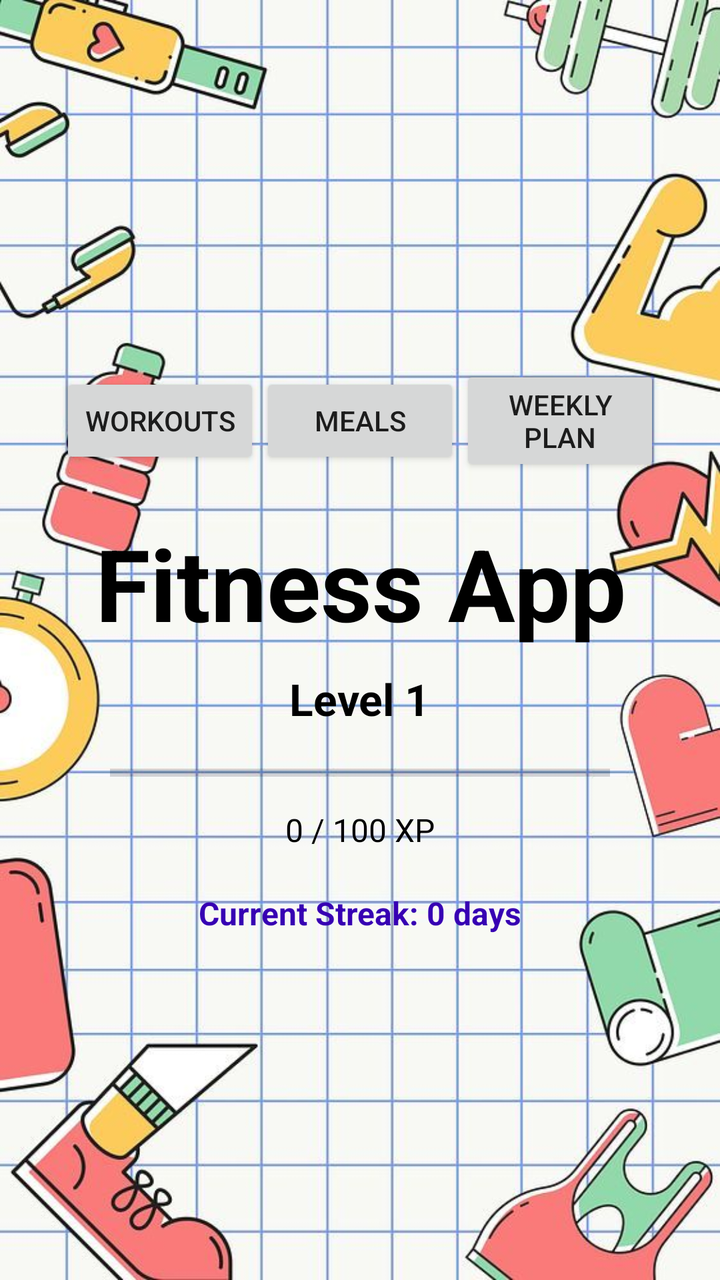
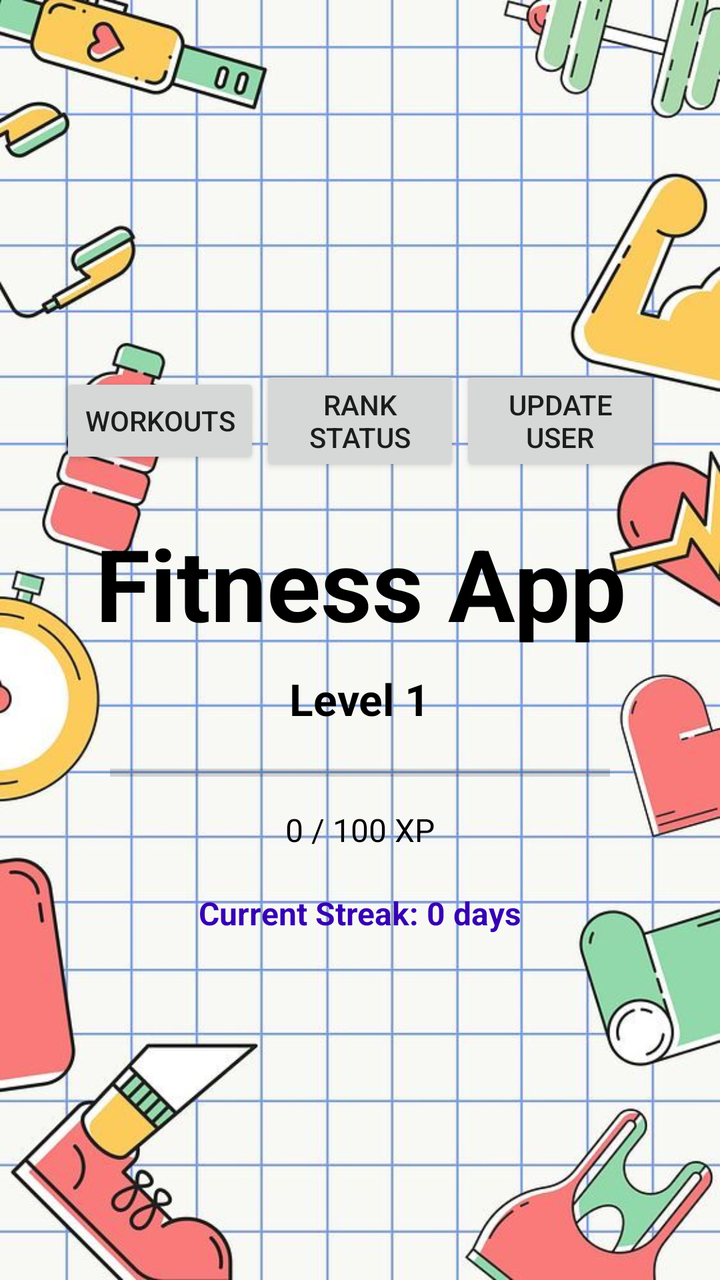

Before-and-after screenshots of an Android layout around one commit, followed by the original layout XML and the change that was made.
<!-- AndroidManifest.xml: application theme Theme.AppCompat.Light.NoActionBar -->
<!-- res/layout/activity_main.xml -->
<?xml version="1.0" encoding="utf-8"?>
<LinearLayout xmlns:android="http://schemas.android.com/apk/res/android"
    android:orientation="vertical"
    android:layout_width="match_parent"
    android:layout_height="match_parent"
    android:gravity="center"
    android:textStyle="bold"
    android:background="@drawable/background"
    android:padding="20dp">

    
    <LinearLayout
        android:id="@+id/topToolbar"
        android:layout_width="match_parent"
        android:layout_height="wrap_content"
        android:orientation="horizontal"
        android:gravity="center"
        android:padding="10dp">

        <Button
            android:id="@+id/buttonWorkouts"
            android:layout_width="0dp"
            android:layout_height="wrap_content"
            android:layout_weight="1"
            android:text="Workouts" />

        <Button
            android:id="@+id/buttonMeals"
            android:layout_width="0dp"
            android:layout_height="wrap_content"
            android:layout_weight="1"
            android:text="Meals" />

        <Button
            android:id="@+id/buttonWeekPlan"
            android:layout_width="0dp"
            android:layout_height="wrap_content"
            android:layout_weight="1"
            android:text="Weekly Plan" />
    </LinearLayout>


    <TextView
        android:id="@+id/titleText"
        android:layout_width="wrap_content"
        android:layout_height="wrap_content"
        android:text="Fitness App"
        android:textSize="50sp"
        android:textStyle="bold"
        android:gravity="center"
        android:textColor="#FF000000"
        android:layout_marginTop="10dp" />


    <TextView
        android:id="@+id/levelText"
        android:layout_width="wrap_content"
        android:layout_height="wrap_content"
        android:text="Level 1"
        android:textStyle="bold"
        android:textSize="22sp"
        android:textColor="#000000"
        android:layout_marginTop="10dp"/>


    <ProgressBar
        android:id="@+id/xpProgress"
        style="?android:attr/progressBarStyleHorizontal"
        android:layout_width="250dp"
        android:layout_height="25dp"
        android:progress="0"
        android:max="100"
        android:layout_marginTop="10dp" />


    <TextView
        android:id="@+id/xpText"
        android:layout_width="wrap_content"
        android:layout_height="wrap_content"
        android:text="0 / 100 XP"
        android:textSize="16sp"
        android:textColor="#000000"
        android:layout_marginTop="5dp"/>


    <TextView
        android:id="@+id/streakText"
        android:layout_width="wrap_content"
        android:layout_height="wrap_content"
        android:text="Current Streak: 0 days"
        android:textSize="16sp"
        android:textStyle="bold"
        android:textColor="#FF3700B3"
        android:layout_marginTop="20dp"/>

</LinearLayout>
<!-- resources referenced by this layout -->
<resources>
  <!-- drawable background: png bitmap (drawable, 89380 bytes) -->
</resources>

<!-- the commit's change to res/layout/activity_main.xml (unified diff, before → after) -->
@@ -25,18 +25,18 @@
             android:text="Workouts" />
 
         <Button
-            android:id="@+id/buttonMeals"
+            android:id="@+id/buttonRank"
             android:layout_width="0dp"
             android:layout_height="wrap_content"
             android:layout_weight="1"
-            android:text="Meals" />
+            android:text="Rank Status" />
 
         <Button
-            android:id="@+id/buttonWeekPlan"
+            android:id="@+id/buttonUserUpdateData"
             android:layout_width="0dp"
             android:layout_height="wrap_content"
             android:layout_weight="1"
-            android:text="Weekly Plan" />
+            android:text="Update User" />
     </LinearLayout>
 
 
